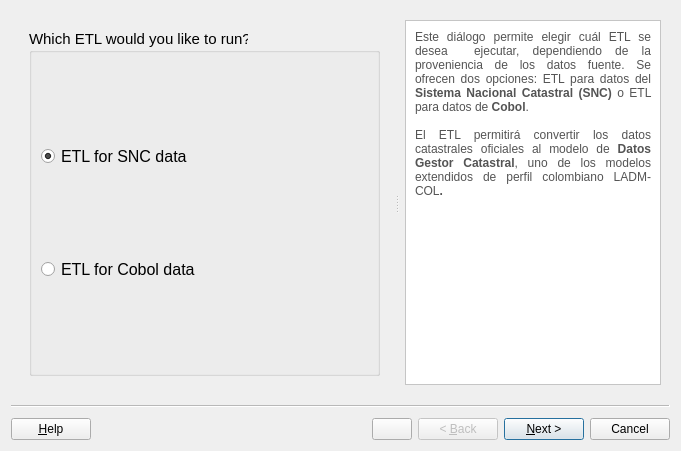
This is asistente_ladm_col/ui/supplies/wiz_supplies_etl.ui in SwissTierrasColombia/Asistente-LADM-COL as Qt 5 draws it before an edit. The edited form follows.
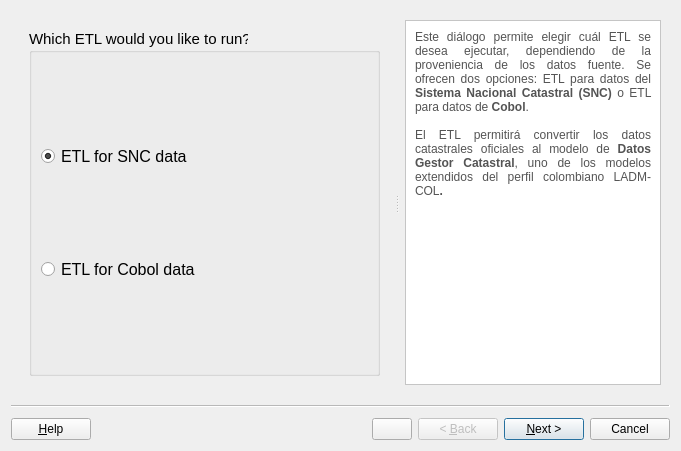
This is the edited form. Icons and pictures are not drawn.

Commit message: [etl] Adjust help messages in wizard ETL

The edit to the form file:
```diff
--- a/asistente_ladm_col/ui/supplies/wiz_supplies_etl.ui
+++ b/asistente_ladm_col/ui/supplies/wiz_supplies_etl.ui
@@ -158,9 +158,9 @@
 &lt;html&gt;&lt;head&gt;&lt;meta name=&quot;qrichtext&quot; content=&quot;1&quot; /&gt;&lt;style type=&quot;text/css&quot;&gt;
 p, li { white-space: pre-wrap; }
 &lt;/style&gt;&lt;/head&gt;&lt;body style=&quot; font-family:'Noto Sans'; font-size:9pt; font-weight:400; font-style:normal;&quot;&gt;
-&lt;p align=&quot;justify&quot; style=&quot; margin-top:0px; margin-bottom:0px; margin-left:0px; margin-right:0px; -qt-block-indent:0; text-indent:0px;&quot;&gt;&lt;span style=&quot; color:#545454;&quot;&gt;Este diálogo permite elegir cuál ETL se desea  ejecutar, dependiendo de la proveniencia de los datos fuente. Se ofrecen dos opciones: ETL para datos del &lt;/span&gt;&lt;span style=&quot; font-weight:600; color:#545454;&quot;&gt;Sistema Nacional Catastral (SNC)&lt;/span&gt;&lt;span style=&quot; color:#545454;&quot;&gt; o ETL para datos de &lt;/span&gt;&lt;span style=&quot; font-weight:600; color:#545454;&quot;&gt;Cobol&lt;/span&gt;&lt;span style=&quot; color:#545454;&quot;&gt;.&lt;/span&gt;&lt;/p&gt;
+&lt;p align=&quot;justify&quot; style=&quot; margin-top:0px; margin-bottom:0px; margin-left:0px; margin-right:0px; -qt-block-indent:0; text-indent:0px;&quot;&gt;&lt;span style=&quot; color:#545454;&quot;&gt;Este diálogo permite elegir cuál ETL se desea ejecutar, dependiendo de la proveniencia de los datos fuente. Se ofrecen dos opciones: ETL para datos del &lt;/span&gt;&lt;span style=&quot; font-weight:600; color:#545454;&quot;&gt;Sistema Nacional Catastral (SNC)&lt;/span&gt;&lt;span style=&quot; color:#545454;&quot;&gt; o ETL para datos de &lt;/span&gt;&lt;span style=&quot; font-weight:600; color:#545454;&quot;&gt;Cobol&lt;/span&gt;&lt;span style=&quot; color:#545454;&quot;&gt;.&lt;/span&gt;&lt;/p&gt;
 &lt;p align=&quot;justify&quot; style=&quot;-qt-paragraph-type:empty; margin-top:0px; margin-bottom:0px; margin-left:0px; margin-right:0px; -qt-block-indent:0; text-indent:0px; color:#545454;&quot;&gt;&lt;br /&gt;&lt;/p&gt;
-&lt;p align=&quot;justify&quot; style=&quot; margin-top:0px; margin-bottom:0px; margin-left:0px; margin-right:0px; -qt-block-indent:0; text-indent:0px;&quot;&gt;&lt;span style=&quot; color:#545454;&quot;&gt;El ETL permitirá convertir los datos catastrales oficiales al modelo de &lt;/span&gt;&lt;span style=&quot; font-weight:600; color:#545454;&quot;&gt;Datos Gestor Catastral&lt;/span&gt;&lt;span style=&quot; color:#545454;&quot;&gt;, uno de los modelos extendidos de perfil colombiano LADM-COL&lt;/span&gt;&lt;span style=&quot; font-weight:600; color:#545454;&quot;&gt;.&lt;/span&gt;&lt;/p&gt;&lt;/body&gt;&lt;/html&gt;</string>
+&lt;p align=&quot;justify&quot; style=&quot; margin-top:0px; margin-bottom:0px; margin-left:0px; margin-right:0px; -qt-block-indent:0; text-indent:0px;&quot;&gt;&lt;span style=&quot; color:#545454;&quot;&gt;El ETL permitirá convertir los datos catastrales oficiales al modelo de &lt;/span&gt;&lt;span style=&quot; font-weight:600; color:#545454;&quot;&gt;Datos Gestor Catastral&lt;/span&gt;&lt;span style=&quot; color:#545454;&quot;&gt;, uno de los modelos extendidos del perfil colombiano LADM-COL&lt;/span&gt;&lt;span style=&quot; font-weight:600; color:#545454;&quot;&gt;.&lt;/span&gt;&lt;/p&gt;&lt;/body&gt;&lt;/html&gt;</string>
        </property>
        <property name="openLinks">
         <bool>false</bool>
```
The commit also changes 2 other files.
